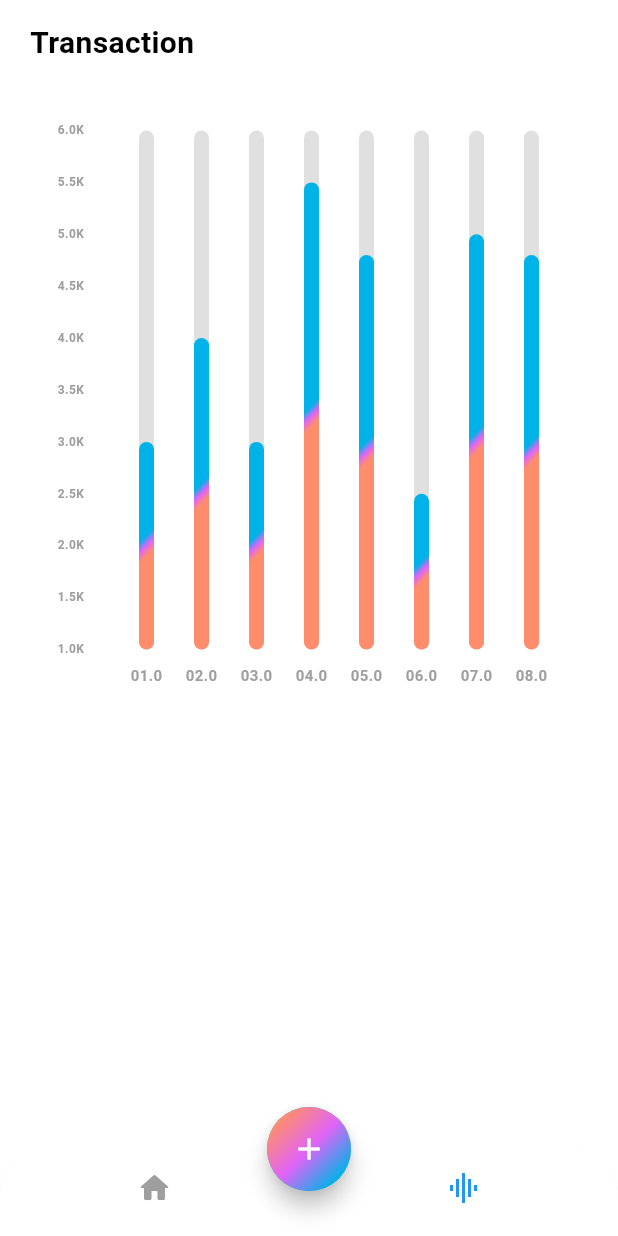
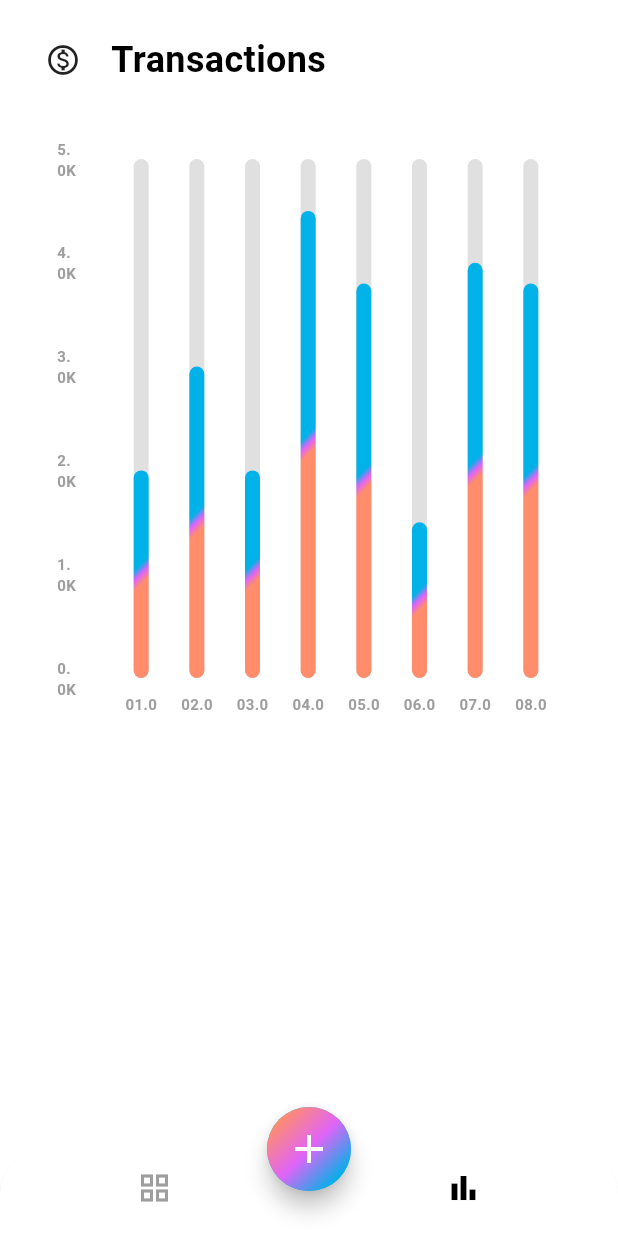
Before and after one commit to VikramNaik26/Expence-Tracker, a Flutter app: the screen it shows after launch, item 2 of the bottom bar chosen, on a phone screen of 412 x 824 dp. Run offline on Flutter 3.47's test engine with Material 3 defaults, Android fonts, the phone set to English and light mode, and no system bars; drawn by our look-alikes of fl_chart; our stand-ins replace gap; Roboto replaces fonts that are missing (Poppins).

Commit message:
fix: minor corrections

```diff
--- a/lib/app_view.dart
+++ b/lib/app_view.dart
@@ -11,7 +11,7 @@ class MyAppView extends StatelessWidget {
       title: 'Expence Tracker',
       theme: ThemeData(
         colorScheme: ColorScheme.light(
-          background: Colors.grey.shade100,
+          background: Colors.grey.shade300.withOpacity(0.5),
           onBackground: Colors.black,
           primary: const Color(0xff00B2E7),
           secondary: const Color(0xffE064F7),
--- a/lib/screens/home/views/home_screen.dart
+++ b/lib/screens/home/views/home_screen.dart
@@ -13,7 +13,7 @@ class HomeScreen extends StatefulWidget {
 
 class _HomeScreenState extends State<HomeScreen> {
   late int index = 0;
-  Color selectedItem = Colors.blue;
+  Color selectedItem = Colors.black;
   Color unSelectedItem = Colors.grey;
 
   @override
@@ -36,14 +36,16 @@ class _HomeScreenState extends State<HomeScreen> {
           items: [
             BottomNavigationBarItem(
               icon: Icon(
-                Icons.home_rounded,
+                index == 0 ? Icons.grid_view_rounded : Icons.grid_view_outlined,
+                size: 24,
                 color: index == 0 ? selectedItem : unSelectedItem,
               ),
               label: 'home',
             ),
             BottomNavigationBarItem(
               icon: Icon(
-                Icons.graphic_eq_sharp,
+                Icons.bar_chart_outlined,
+                size: 24,
                 color: index == 1 ? selectedItem : unSelectedItem,
               ),
               label: 'graph',
@@ -69,7 +71,10 @@ class _HomeScreenState extends State<HomeScreen> {
               transform: const GradientRotation(pi / 4),
             ),
           ),
-          child: const Icon(Icons.add),
+          child: const Icon(
+            Icons.add,
+            size: 32,
+          ),
         ),
       ),
       body: index == 0 ? const MainScreen() : const StatScreen(),
--- a/lib/screens/home/views/main_screen.dart
+++ b/lib/screens/home/views/main_screen.dart
@@ -13,7 +13,7 @@ class MainScreen extends StatelessWidget {
       child: SingleChildScrollView(
         scrollDirection: Axis.vertical,
         child: Padding(
-          padding: const EdgeInsets.symmetric(horizontal: 20.0, vertical: 14.0),
+          padding: const EdgeInsets.symmetric(horizontal: 20.0, vertical: 18.0),
           child: Column(
             children: [
               const _AppHeader(),
@@ -50,9 +50,7 @@ class MainScreen extends StatelessWidget {
 }
 
 class _AppHeader extends StatelessWidget {
-  const _AppHeader({
-    super.key,
-  });
+  const _AppHeader();
 
   @override
   Widget build(BuildContext context) {
@@ -96,8 +94,15 @@ class _AppHeader extends StatelessWidget {
         ),
         IconButton(
           onPressed: () {},
-          icon: const Icon(
-            Icons.settings,
+          icon: Container(
+            padding: const EdgeInsets.all(10.0),
+            decoration: BoxDecoration(
+              color: Colors.white,
+              borderRadius: BorderRadius.circular(8.0),
+            ),
+            child: const Icon(
+              Icons.settings,
+            ),
           ),
         ),
       ],
--- a/lib/screens/home/widgets/card_text.dart
+++ b/lib/screens/home/widgets/card_text.dart
@@ -2,6 +2,7 @@ import 'package:flutter/material.dart';
 
 class CardText extends StatelessWidget {
   const CardText({
+    super.key,
     required this.isTotalPrice,
     this.headingText,
     this.priceText,
--- a/lib/screens/stats/chart.dart
+++ b/lib/screens/stats/chart.dart
@@ -20,8 +20,10 @@ class _MyChartState extends State<MyChart> {
   }
 
   BarChartGroupData makeGroupData(int x, double y) {
-    return BarChartGroupData(x: x, barRods: [
-      BarChartRodData(
+    return BarChartGroupData(
+      x: x,
+      barRods: [
+        BarChartRodData(
           toY: y,
           width: 10,
           gradient: LinearGradient(
@@ -36,8 +38,10 @@ class _MyChartState extends State<MyChart> {
             show: true,
             toY: 5,
             color: Colors.grey.shade300,
-          ))
-    ]);
+          ),
+        ),
+      ],
+    );
   }
 
   List<BarChartGroupData> showingGroups() => List.generate(
@@ -78,7 +82,8 @@ class _MyChartState extends State<MyChart> {
         leftTitles: AxisTitles(
           sideTitles: SideTitles(
             showTitles: true,
-            reservedSize: 28,
+            reservedSize: 24,
+            interval: 1,
             getTitlesWidget: leftTitle,
           ),
         ),
@@ -118,8 +123,8 @@ class _MyChartState extends State<MyChart> {
 
   SideTitleWidget leftTitle(double value, TitleMeta meta) {
     final tileText = AppText(
-      text: value < 6 ? '${value + 1}K' : '',
-      fontSize: 8.0,
+      text: value < 6 ? '${value}K' : '',
+      fontSize: 10.0,
       fontWeight: FontWeight.bold,
       textColor: Colors.grey,
     );
--- a/lib/screens/stats/stats.dart
+++ b/lib/screens/stats/stats.dart
@@ -12,14 +12,29 @@ class StatScreen extends StatelessWidget {
       child: SingleChildScrollView(
         scrollDirection: Axis.vertical,
         child: Padding(
-          padding: const EdgeInsets.symmetric(horizontal: 20.0, vertical: 14.0),
+          padding: const EdgeInsets.symmetric(horizontal: 20.0, vertical: 18.0),
           child: Column(
             crossAxisAlignment: CrossAxisAlignment.start,
             children: [
-              const AppText(
-                text: 'Transaction',
-                fontSize: 20,
-                fontWeight: FontWeight.bold,
+              Row(
+                children: [
+                  Container(
+                    padding: const EdgeInsets.all(10.0),
+                    decoration: BoxDecoration(
+                      color: Colors.white,
+                      borderRadius: BorderRadius.circular(8.0),
+                    ),
+                    child: const Icon(Icons.monetization_on_outlined),
+                  ),
+                  const Gap(10.0),
+                  const Expanded(
+                    child: AppText(
+                      text: 'Transactions',
+                      fontSize: 24,
+                      fontWeight: FontWeight.bold,
+                    ),
+                  ),
+                ],
               ),
               const Gap(20.0),
               Container(
--- a/lib/widgets/app_text.dart
+++ b/lib/widgets/app_text.dart
@@ -22,6 +22,7 @@ class AppText extends StatelessWidget {
         color: textColor ?? Theme.of(context).colorScheme.onBackground,
         fontSize: fontSize ?? 12,
         fontWeight: fontWeight ?? FontWeight.normal,
+        fontFamily: 'Poppins',
       ),
     );
   }
```
